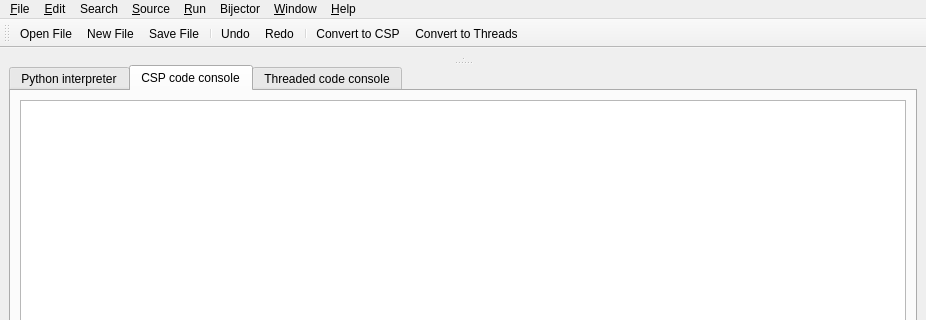
Qt form src/gui/bijector_main.ui (snim2/pybijector) before a commit; both pictures show x 0 to 926 and y 0 to 320 of the 926 by 600 pixel window.
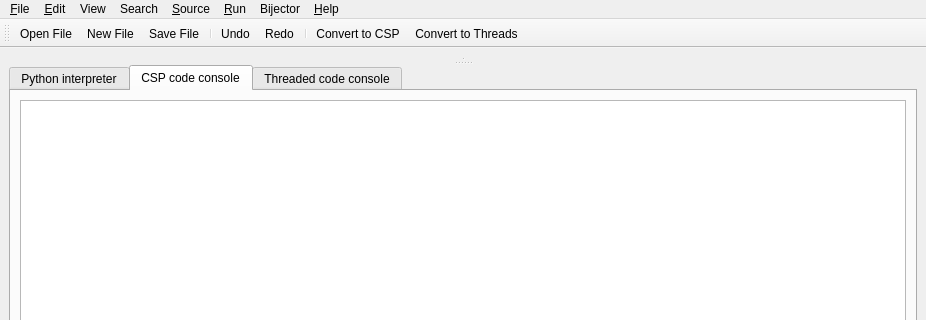
The same form after that commit. Custom widgets are drawn as their Qt base class.

Commit message: Added zoom in / zoom out.

The edit to the form file:
```diff
--- a/src/gui/bijector_main.ui
+++ b/src/gui/bijector_main.ui
@@ -214,7 +214,7 @@
    </widget>
    <widget class="QMenu" name="menuWindow">
     <property name="title">
-     <string>&amp;Window</string>
+     <string>View</string>
     </property>
     <addaction name="action_Threaded_Code_Editor"/>
     <addaction name="action_Python_CSP_Code_Editor"/>
@@ -236,11 +236,11 @@
    </widget>
    <addaction name="menuFile"/>
    <addaction name="menu_Edit"/>
+   <addaction name="menuWindow"/>
    <addaction name="menuSearch"/>
    <addaction name="menuSource"/>
    <addaction name="menu_Run"/>
    <addaction name="menuBijector"/>
-   <addaction name="menuWindow"/>
    <addaction name="menu_Help"/>
   </widget>
   <widget class="QStatusBar" name="statusbar"/>
```
Left out of the diff: 59 changed lines with no effect on the pictures. The commit also changes 2 other files.
